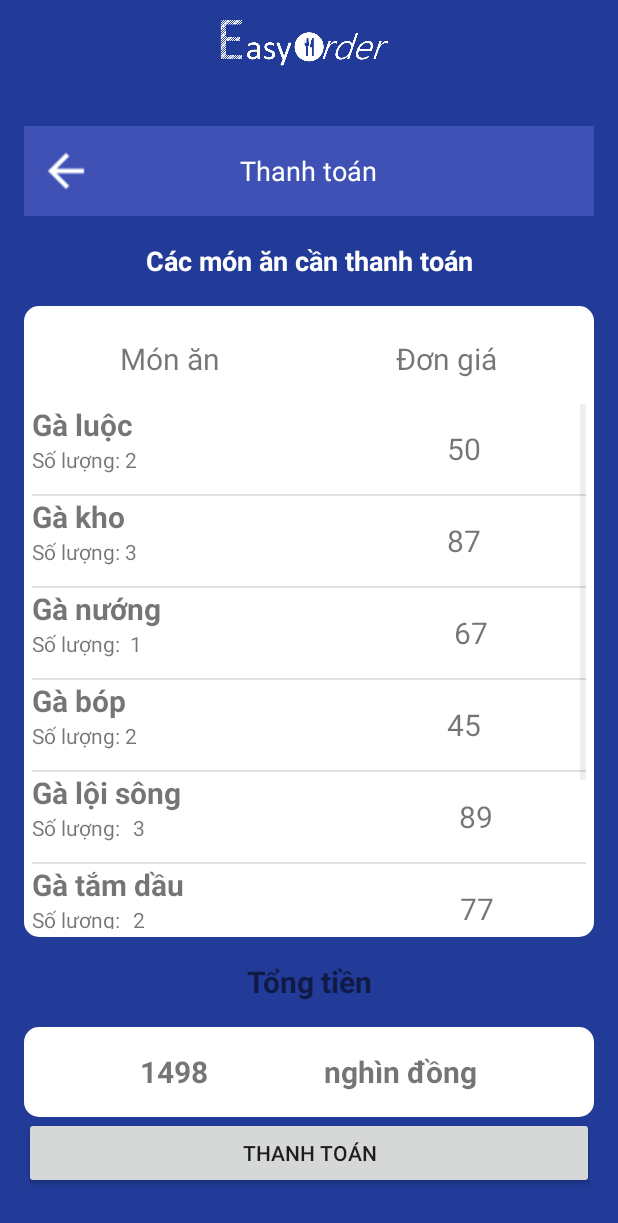
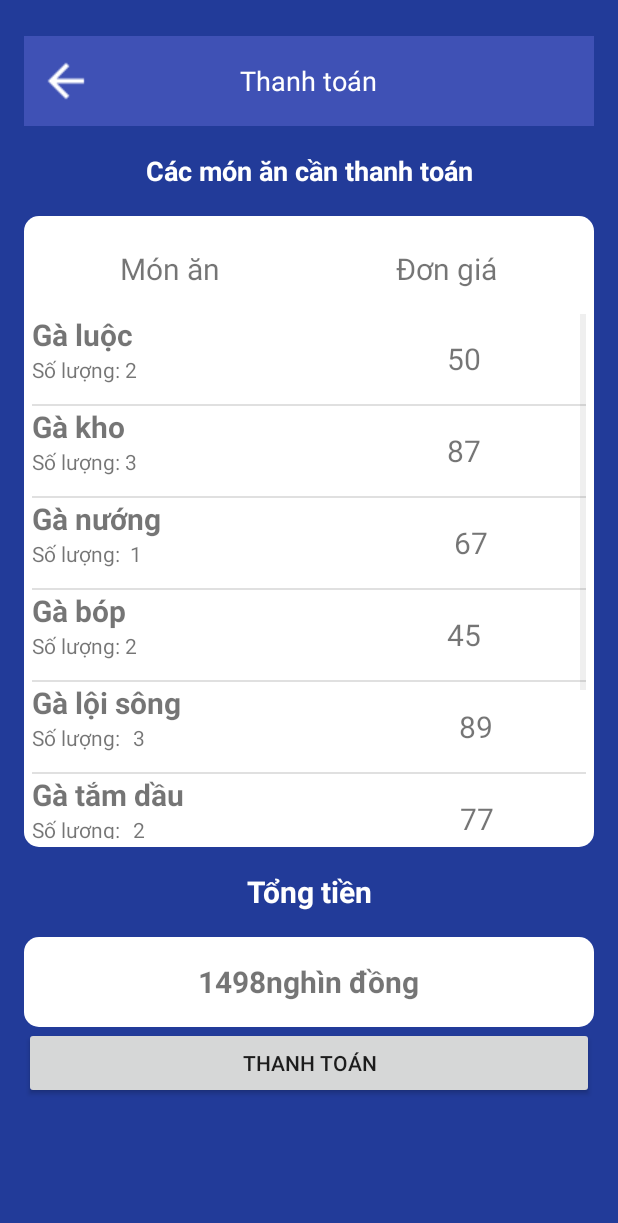
Before and after one commit to CNDDeasyoder/EasyOrder, an Android app: the PayActivity screen opened directly, with no data from a screen before it, on a phone screen of 412 x 824 dp. Shown: the top 1223 px of the screen. Run offline under Robolectric (Android 15) with nearby library versions, the phone set to English and light mode, and no system bars.

Commit message:
Bắt sự kiện cho các button ở layout thanh toán  và layout thông tin.

```diff
--- a/app/src/main/java/kesu/easyorder/PayActivity.java
+++ b/app/src/main/java/kesu/easyorder/PayActivity.java
@@ -3,10 +3,13 @@ package kesu.easyorder;
 import android.content.Intent;
 import android.os.Bundle;
 import android.support.v7.app.AppCompatActivity;
+import android.view.MotionEvent;
 import android.view.View;
+import android.widget.Button;
 import android.widget.ImageButton;
 import android.widget.ListView;
 import android.widget.TextView;
+import android.widget.Toast;
 
 import java.util.ArrayList;
 
@@ -17,6 +20,7 @@ import java.util.ArrayList;
 public class PayActivity extends AppCompatActivity {
     private ImageButton btnBack;
     private TextView tvTongTien;
+    private Button btnThanhToan;
     ListView lvThanhToan;
     ArrayList<MonAn> list;
     ThanhToanAdapter thanhToanAdapter;
@@ -29,6 +33,15 @@ public class PayActivity extends AppCompatActivity {
         btnBack = (ImageButton) findViewById(R.id.btn_nav_ttoan_thinh);
         tvTongTien = (TextView) findViewById(R.id.tv_tong_tien_thinh) ;
         lvThanhToan = (ListView) findViewById(R.id.lv_thanh_toan);
+        btnThanhToan = (Button) findViewById(R.id.btn_thanh_toan_tong_thinh);
+
+        lvThanhToan.setOnTouchListener(new View.OnTouchListener() {
+            @Override
+            public boolean onTouch(View view, MotionEvent motionEvent) {
+                view.getParent().requestDisallowInterceptTouchEvent(true);
+                return false;
+            }
+        });
 
         list = new ArrayList<>();
 
@@ -58,5 +71,13 @@ public class PayActivity extends AppCompatActivity {
                 startActivity(intent);
             }
         });
+
+        btnThanhToan.setOnClickListener(new View.OnClickListener() {
+            @Override
+            public void onClick(View view) {
+                // add more code
+                Toast.makeText(PayActivity.this, "Yêu cầu đã được gửi. Vui lòng đợi trong giây lát!", Toast.LENGTH_SHORT).show();
+            }
+        });
     }
 }
--- a/app/src/main/res/layout/activity_menu.xml
+++ b/app/src/main/res/layout/activity_menu.xml
@@ -17,7 +17,9 @@
         android:layout_width="55.5dp"
         android:layout_height="match_parent"
         android:layout_alignParentLeft="true"
-       android:background="@drawable/ic_arrow_back_white_24dp" />
+       android:background="@color/thinh_nav"
+        android:src="@drawable/ic_arrow_back_white_24dp"/>
+
 
     <TextView
         android:layout_centerInParent="true"
--- a/app/src/main/res/layout/activity_pay.xml
+++ b/app/src/main/res/layout/activity_pay.xml
@@ -5,11 +5,6 @@
     android:layout_height="match_parent"
     android:background="@color/thinh_blue"
     android:orientation="vertical">
-    <ImageView
-        android:src="@drawable/picture2"
-        android:layout_width="wrap_content"
-        android:layout_height="@dimen/height_view_thinh"
-        android:layout_alignParentLeft="true"/>
 
     <ScrollView
         android:layout_width="fill_parent"
@@ -80,7 +75,8 @@
                 <ListView
                     android:id="@+id/lv_thanh_toan"
                     android:layout_height="@dimen/height_list_view"
-                    android:layout_width="wrap_content">
+                    android:layout_width="wrap_content"
+                    android:fastScrollEnabled="true">
                 </ListView>
 
             </TableLayout>
@@ -93,19 +89,21 @@
                     android:layout_width="match_parent"
                     android:layout_height="@dimen/height_view_thinh"
                     android:text="@string/tong_tien_thinh"
+                    android:textColor="@color/thinh_white"
                     android:gravity="center"
                     android:textStyle="bold"
                     android:textSize="@dimen/text_size_large_thinh"/>
                 <RelativeLayout
                     android:background="@drawable/layout_tv"
                     android:layout_width="match_parent"
-                    android:layout_height="@dimen/height_view_thinh">
+                    android:layout_height="@dimen/height_view_thinh"
+                    android:gravity="center">
                     <TextView
                         android:id="@+id/tv_tong_tien_thinh"
                         android:gravity="center"
                         android:textSize="@dimen/text_size_large_thinh"
                         android:textStyle="bold"
-                        android:layout_width="@dimen/min_width_thinh"
+                        android:layout_width="wrap_content"
                         android:layout_height="match_parent" />
                     <TextView
                         android:layout_toRightOf="@id/tv_tong_tien_thinh"
@@ -114,7 +112,7 @@
                         android:text="@string/nghin_dong"
                         android:textSize="@dimen/text_size_large_thinh"
                         android:textStyle="bold"
-                        android:gravity="center_vertical"/>
+                        android:gravity="center_vertical" />
                 </RelativeLayout>
                 <Button
                     android:id="@+id/btn_thanh_toan_tong_thinh"
--- a/app/src/main/res/layout/activity_selection.xml
+++ b/app/src/main/res/layout/activity_selection.xml
@@ -5,11 +5,6 @@
     android:layout_height="match_parent">
 
 
-    <ImageView
-        android:background="@color/thinh_blue"
-        android:src="@drawable/p1"
-        android:layout_width="wrap_content"
-        android:layout_height="@dimen/height_view_thinh"/>
 
     <LinearLayout
         android:layout_width="match_parent"
```
Also changed, not shown: app/src/main/java/kesu/easyorder/InformationActivity.java (+30 -0 lines), app/src/main/res/layout/activity_infor.xml (+1 -7 lines).
